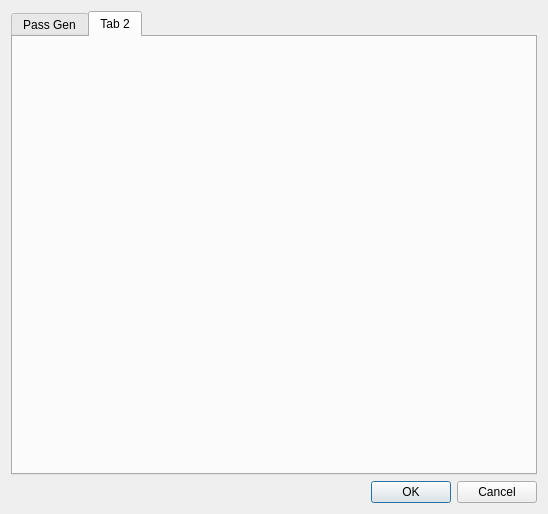
First picture: the form in scr/preferencesdialog.ui, repository waltergallegog/SEcubeWallet, before the edit.
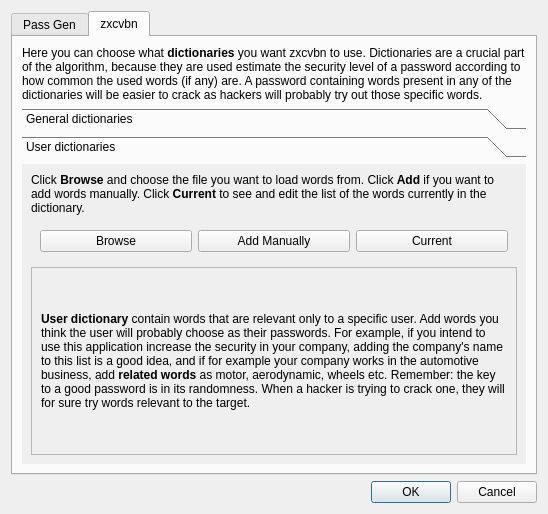
Second picture: the form after the edit. The open tabs and pages were chosen to show the change. Custom widgets are drawn as their Qt base class.

Commit message: started dictionaries. Commit before going to dynamicLib branch

Diff of the .ui file:
```diff
--- a/scr/preferencesdialog.ui
+++ b/scr/preferencesdialog.ui
@@ -13,11 +13,11 @@
   <property name="windowTitle">
    <string>Dialog</string>
   </property>
-  <layout class="QGridLayout" name="gridLayout_2">
-   <item row="0" column="0">
+  <layout class="QVBoxLayout" name="verticalLayout">
+   <item>
     <widget class="QTabWidget" name="tabWidget">
      <property name="currentIndex">
-      <number>0</number>
+      <number>1</number>
      </property>
      <widget class="QWidget" name="PassGens">
       <attribute name="title">
@@ -252,8 +252,8 @@
            <rect>
             <x>0</x>
             <y>0</y>
-            <width>508</width>
-            <height>333</height>
+            <width>100</width>
+            <height>30</height>
            </rect>
           </property>
           <attribute name="label">
@@ -264,14 +264,208 @@
        </item>
       </layout>
      </widget>
-     <widget class="QWidget" name="tab_2">
+     <widget class="QWidget" name="zxcvbn">
       <attribute name="title">
-       <string>Tab 2</string>
+       <string>zxcvbn</string>
       </attribute>
+      <layout class="QVBoxLayout" name="verticalLayout_2">
+       <item>
+        <widget class="QLabel" name="label">
+         <property name="sizePolicy">
+          <sizepolicy hsizetype="Preferred" vsizetype="Preferred">
+           <horstretch>0</horstretch>
+           <verstretch>0</verstretch>
+          </sizepolicy>
+         </property>
+         <property name="text">
+          <string>&lt;html&gt;&lt;head/&gt;&lt;body&gt;&lt;p&gt;Here you can choose what &lt;span style=&quot; font-weight:600;&quot;&gt;dictionaries&lt;/span&gt; you want zxcvbn to use. Dictionaries are a crucial part of the algorithm, because they are used estimate the security level of a password according to how common the used words (if any) are. A password containing words present in any of the dictionaries will be easier to crack as hackers will probably try out those specific words.&lt;/p&gt;&lt;/body&gt;&lt;/html&gt;</string>
+         </property>
+         <property name="wordWrap">
+          <bool>true</bool>
+         </property>
+         <property name="margin">
+          <number>0</number>
+         </property>
+        </widget>
+       </item>
+       <item>
+        <widget class="QToolBox" name="dicts">
+         <property name="currentIndex">
+          <number>1</number>
+         </property>
+         <widget class="QWidget" name="General">
+          <property name="geometry">
+           <rect>
+            <x>0</x>
+            <y>0</y>
+            <width>508</width>
+            <height>281</height>
+           </rect>
+          </property>
+          <attribute name="label">
+           <string>General dictionaries</string>
+          </attribute>
+          <layout class="QVBoxLayout" name="verticalLayout_3">
+           <item>
+            <widget class="QLabel" name="label_3">
+             <property name="text">
+              <string>&lt;html&gt;&lt;head/&gt;&lt;body&gt;&lt;p&gt;Click the &lt;span style=&quot; font-weight:600;&quot;&gt;Browse&lt;/span&gt; button to choose the dictionaries to use. Then click &lt;span style=&quot; font-weight:600;&quot;&gt;Generate&lt;/span&gt; to build the required structures. (It may take a while, depending on the dictionaries size). Click &lt;span style=&quot; font-weight:600;&quot;&gt;Current&lt;/span&gt; to see dictionaries in use.&lt;/p&gt;&lt;/body&gt;&lt;/html&gt;</string>
+             </property>
+             <property name="wordWrap">
+              <bool>true</bool>
+             </property>
+            </widget>
+           </item>
+           <item>
+            <widget class="QWidget" name="widget_2" native="true">
+             <layout class="QHBoxLayout" name="horizontalLayout_2">
+              <item>
+               <widget class="QPushButton" name="pb_genBrowse">
+                <property name="text">
+                 <string>Browse</string>
+                </property>
+               </widget>
+              </item>
+              <item>
+               <widget class="QPushButton" name="pb_genGen">
+                <property name="text">
+                 <string>Generate</string>
+                </property>
+               </widget>
+              </item>
+              <item>
+               <widget class="QPushButton" name="pb_genCurrent">
+                <property name="text">
+                 <string>Current</string>
+                </property>
+               </widget>
+              </item>
+             </layout>
+            </widget>
+           </item>
+           <item>
+            <widget class="QScrollArea" name="scrollArea">
+             <property name="widgetResizable">
+              <bool>true</bool>
+             </property>
+             <widget class="QWidget" name="scrollAreaWidgetContents">
+              <property name="geometry">
+               <rect>
+                <x>0</x>
+                <y>0</y>
+                <width>474</width>
+                <height>318</height>
+               </rect>
+              </property>
+              <layout class="QVBoxLayout" name="verticalLayout_4">
+               <item>
+                <widget class="QLabel" name="label_2">
+                 <property name="text">
+                  <string>&lt;html&gt;&lt;head/&gt;&lt;body&gt;&lt;p&gt;&lt;span style=&quot; font-weight:600;&quot;&gt;General dictionaries&lt;/span&gt; contain a large number of words that are useful for all users. Examples of these type of dictionaries are: &lt;/p&gt;&lt;p&gt;List of most common words in a given language&lt;/p&gt;&lt;p&gt;List of common names and lastnames&lt;/p&gt;&lt;p&gt;List of popular words because of tv or films&lt;/p&gt;&lt;p&gt;List of popular (and unsafe) passwords&lt;/p&gt;&lt;p&gt;As the dictionary files (.txt) are pretty large, the algorithm does not read from them directly. Instead, a &lt;span style=&quot; font-weight:600;&quot;&gt;DicNodes &lt;/span&gt;array is generated, using the tool dict-generate.&lt;br/&gt;To add your own dictionaries, please make sure they are saved as plain-text, (.txt UTF-8), and store them into the DICTS directory. The file must have one word per line, with the first word being the most common one. So for instance, in the English dictionary the first word is &amp;quot;the&amp;quot; and the last one is &amp;quot;surma&amp;quot;. This is important as it is used to calculate the security of your password. A password containing the word surma is far more secure that one containing the word &amp;quot;the&amp;quot;.&lt;/p&gt;&lt;/body&gt;&lt;/html&gt;</string>
+                 </property>
+                 <property name="wordWrap">
+                  <bool>true</bool>
+                 </property>
+                </widget>
+               </item>
+              </layout>
+              <zorder>label_2</zorder>
+              <zorder>pb_genGen</zorder>
+              <zorder>pb_genBrowse</zorder>
+              <zorder>pb_genGen</zorder>
+             </widget>
+            </widget>
+           </item>
+          </layout>
+         </widget>
+         <widget class="QWidget" name="User">
+          <property name="geometry">
+           <rect>
+            <x>0</x>
+            <y>0</y>
+            <width>508</width>
+            <height>281</height>
+           </rect>
+          </property>
+          <attribute name="label">
+           <string>User dictionaries</string>
+          </attribute>
+          <layout class="QVBoxLayout" name="verticalLayout_5">
+           <item>
+            <widget class="QLabel" name="label_5">
+             <property name="text">
+              <string>&lt;html&gt;&lt;head/&gt;&lt;body&gt;&lt;p&gt;Click &lt;span style=&quot; font-weight:600;&quot;&gt;Browse&lt;/span&gt; and choose the file you want to load words from. Click &lt;span style=&quot; font-weight:600;&quot;&gt;Add&lt;/span&gt; if you want to add words manually. Click &lt;span style=&quot; font-weight:600;&quot;&gt;Current&lt;/span&gt; to see and edit the list of the words currently in the dictionary.&lt;/p&gt;&lt;/body&gt;&lt;/html&gt;</string>
+             </property>
+             <property name="wordWrap">
+              <bool>true</bool>
+             </property>
+            </widget>
+           </item>
+           <item>
+            <widget class="QWidget" name="widget" native="true">
+             <layout class="QHBoxLayout" name="horizontalLayout_3">
+              <item>
+               <widget class="QPushButton" name="pb_userBrowse">
+                <property name="text">
+                 <string>Browse</string>
+                </property>
+               </widget>
+              </item>
+              <item>
+               <widget class="QPushButton" name="pb_userMan">
+                <property name="text">
+                 <string>Add Manually</string>
+                </property>
+               </widget>
+              </item>
+              <item>
+               <widget class="QPushButton" name="pb_userCurrent">
+                <property name="text">
+                 <string>Current</string>
+                </property>
+               </widget>
+              </item>
+             </layout>
+            </widget>
+           </item>
+           <item>
+            <widget class="QScrollArea" name="scrollArea_2">
+             <property name="widgetResizable">
+              <bool>true</bool>
+             </property>
+             <widget class="QWidget" name="scrollAreaWidgetContents_2">
+              <property name="geometry">
+               <rect>
+                <x>0</x>
+                <y>0</y>
+                <width>488</width>
+                <height>163</height>
+               </rect>
+              </property>
+              <layout class="QVBoxLayout" name="verticalLayout_6">
+               <item>
+                <widget class="QLabel" name="label_6">
+                 <property name="text">
+                  <string>&lt;html&gt;&lt;head/&gt;&lt;body&gt;&lt;p&gt;&lt;span style=&quot; font-weight:600;&quot;&gt;User dictionary &lt;/span&gt;contain words that are relevant only to a specific user. Add words you think the user will probably choose as their passwords. For example, if you intend to use this application increase the security in your company, adding the company's name to this list is a good idea, and if for example your company works in the automotive business, add &lt;span style=&quot; font-weight:600;&quot;&gt;related words&lt;/span&gt; as motor, aerodynamic, wheels etc. Remember: the key to a good password is in its randomness. When a hacker is trying to crack one, they will for sure try words relevant to the target.&lt;/p&gt;&lt;/body&gt;&lt;/html&gt;</string>
+                 </property>
+                 <property name="wordWrap">
+                  <bool>true</bool>
+                 </property>
+                </widget>
+               </item>
+              </layout>
+             </widget>
+            </widget>
+           </item>
+          </layout>
+         </widget>
+        </widget>
+       </item>
+      </layout>
      </widget>
     </widget>
    </item>
-   <item row="1" column="0">
+   <item>
     <widget class="QDialogButtonBox" name="buttonBox">
      <property name="orientation">
       <enum>Qt::Horizontal</enum>
```
The commit also changes 22 other files.
